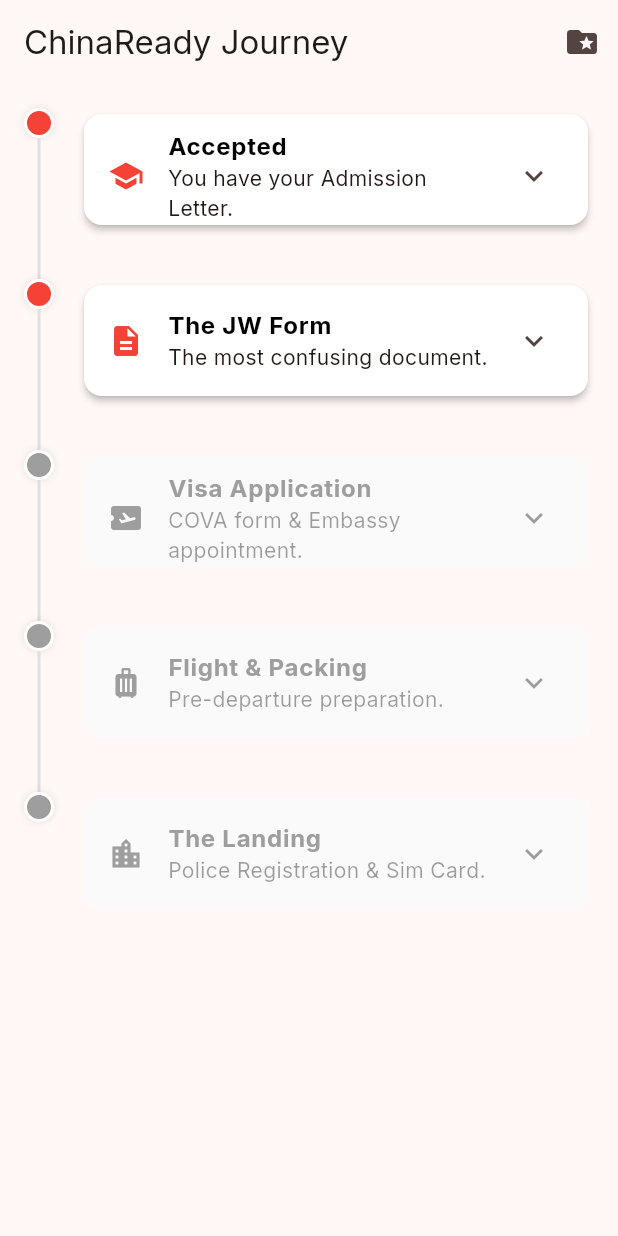
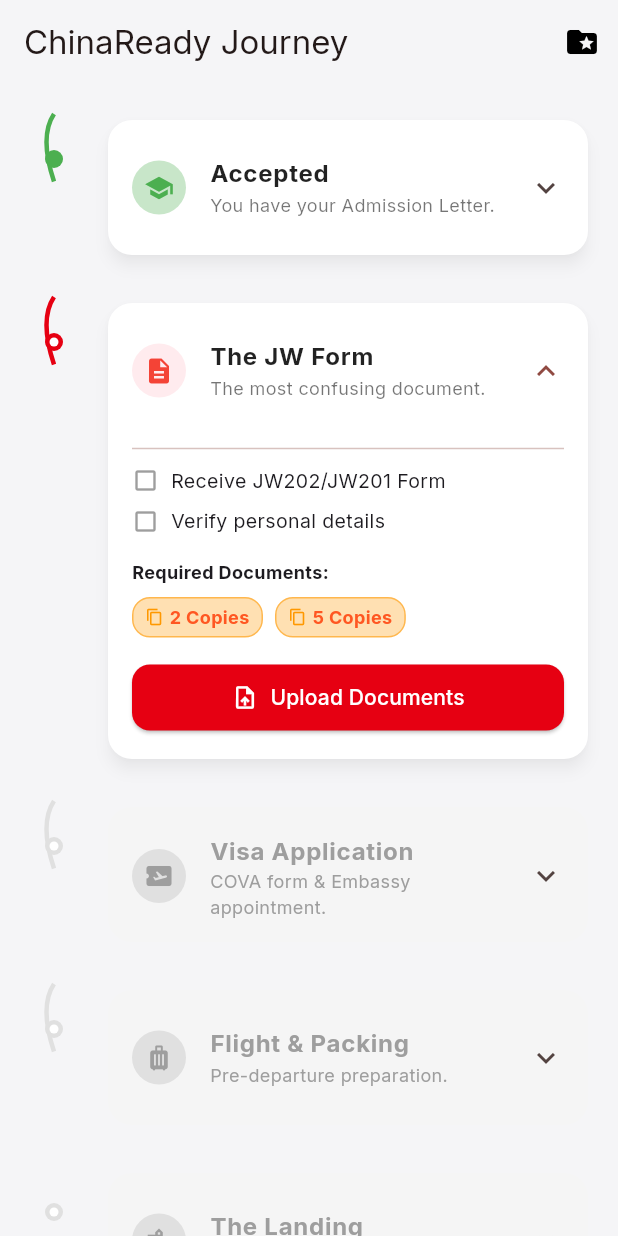
Before and after one commit to alauddinGen-Z/china_ready, a Flutter app: the screen it shows after launch, on a phone screen of 412 x 824 dp. Run offline on Flutter 3.47's test engine with Material 3 defaults, Android fonts, the phone set to English and light mode, and no system bars; our stand-ins replace google_fonts; missing offline and left inert: google_mlkit_text_recognition.

Commit message:
Redesign Journey Map with curved path and animations

```diff
--- a/lib/screens/journey_map_screen.dart
+++ b/lib/screens/journey_map_screen.dart
@@ -11,11 +11,14 @@ class JourneyMapScreen extends StatelessWidget {
   @override
   Widget build(BuildContext context) {
     return Scaffold(
+      backgroundColor: const Color(0xFFF5F5F7), // Light grey background
       appBar: AppBar(
         title: const Text('ChinaReady Journey'),
+        backgroundColor: Colors.transparent,
+        elevation: 0,
         actions: [
           IconButton(
-            icon: const Icon(Icons.folder_special),
+            icon: const Icon(Icons.folder_special, color: Colors.black),
             onPressed: () {
               Navigator.push(
                 context,
@@ -28,92 +31,147 @@ class JourneyMapScreen extends StatelessWidget {
       body: Consumer<JourneyProvider>(
         builder: (context, provider, child) {
           return ListView.builder(
-            padding: const EdgeInsets.all(16),
+            padding: const EdgeInsets.symmetric(horizontal: 16, vertical: 20),
             itemCount: provider.steps.length,
             itemBuilder: (context, index) {
               final step = provider.steps[index];
-              return _buildStepCard(context, step, index == provider.steps.length - 1);
+              final isLast = index == provider.steps.length - 1;
+
+              // Animation delay based on index
+              return TweenAnimationBuilder<double>(
+                tween: Tween(begin: 0.0, end: 1.0),
+                duration: Duration(milliseconds: 500 + (index * 100)),
+                curve: Curves.easeOutQuart,
+                builder: (context, value, child) {
+                  return Transform.translate(
+                    offset: Offset(0, 50 * (1 - value)),
+                    child: Opacity(
+                      opacity: value,
+                      child: child,
+                    ),
+                  );
+                },
+                child: _JourneyStepItem(
+                  step: step,
+                  isLast: isLast,
+                  index: index,
+                ),
+              );
             },
           );
         },
       ),
     );
   }
+}
 
-  Widget _buildStepCard(BuildContext context, JourneyStep step, bool isLast) {
+class _JourneyStepItem extends StatelessWidget {
+  final JourneyStep step;
+  final bool isLast;
+  final int index;
+
+  const _JourneyStepItem({
+    required this.step,
+    required this.isLast,
+    required this.index,
+  });
+
+  @override
+  Widget build(BuildContext context) {
     final isLocked = step.status == JourneyStatus.locked;
+    final isCompleted = step.status == JourneyStatus.completed;
 
     return IntrinsicHeight(
       child: Row(
-        crossAxisAlignment: CrossAxisAlignment.stretch,
+        crossAxisAlignment: CrossAxisAlignment.start,
         children: [
-          // Timeline Line
-          Column(
-            children: [
-              Container(
-                width: 20,
-                height: 20,
-                decoration: BoxDecoration(
-                  shape: BoxShape.circle,
-                  color: isLocked ? Colors.grey : Colors.red,
-                  border: Border.all(color: Colors.white, width: 2),
-                  boxShadow: [
-                    BoxShadow(
-                      color: Colors.black.withOpacity(0.1),
-                      blurRadius: 4,
-                    ),
-                  ],
+          // Custom Timeline Painter
+          SizedBox(
+            width: 40,
+            child: CustomPaint(
+              painter: _TimelinePainter(
+                isLast: isLast,
+                isCompleted: isCompleted,
+                isLocked: isLocked,
               ),
             ),
-              if (!isLast)
-                Expanded(
-                  child: Container(
-                    width: 2,
-                    color: Colors.grey.shade300,
           ),
-                ),
-            ],
-          ),
-          const SizedBox(width: 16),
-          // Content
+          const SizedBox(width: 12),
+          // Card Content
           Expanded(
             child: Padding(
-              padding: const EdgeInsets.only(bottom: 32),
+              padding: const EdgeInsets.only(bottom: 24.0),
               child: Card(
-                elevation: isLocked ? 0 : 2,
-                color: isLocked ? Colors.grey.shade50 : Colors.white,
+                elevation: isLocked ? 0 : 4,
+                shadowColor: Colors.black26,
+                shape: RoundedRectangleBorder(
+                  borderRadius: BorderRadius.circular(16),
+                  side: isLocked ? BorderSide.none : BorderSide.none,
+                ),
+                color: isLocked ? Colors.grey.shade100 : Colors.white,
+                child: Theme(
+                  data: Theme.of(context).copyWith(dividerColor: Colors.transparent),
                   child: ExpansionTile(
-                  enabled: !isLocked,
-                  leading: Icon(
+                    initiallyExpanded: step.status == JourneyStatus.active,
+                    tilePadding: const EdgeInsets.symmetric(horizontal: 16, vertical: 8),
+                    leading: Container(
+                      padding: const EdgeInsets.all(8),
+                      decoration: BoxDecoration(
+                        color: isLocked ? Colors.grey.shade300 : (isCompleted ? Colors.green.shade100 : Colors.red.shade50),
+                        shape: BoxShape.circle,
+                      ),
+                      child: Icon(
                         _getIconForStep(step.id),
-                    color: isLocked ? Colors.grey : Colors.red,
+                        color: isLocked ? Colors.grey : (isCompleted ? Colors.green : Colors.red),
+                        size: 20,
+                      ),
                     ),
                     title: Text(
                       step.title,
                       style: TextStyle(
                         fontWeight: FontWeight.bold,
-                      color: isLocked ? Colors.grey : Colors.black,
+                        fontSize: 16,
+                        color: isLocked ? Colors.grey : Colors.black87,
                       ),
                     ),
-                  subtitle: Text(step.description),
+                    subtitle: Text(
+                      step.description,
+                      style: TextStyle(
+                        fontSize: 12,
+                        color: isLocked ? Colors.grey : Colors.black54,
+                      ),
+                    ),
                     children: [
                       Padding(
-                      padding: const EdgeInsets.all(16),
+                        padding: const EdgeInsets.fromLTRB(16, 0, 16, 16),
                         child: Column(
                           crossAxisAlignment: CrossAxisAlignment.start,
                           children: [
-                          ...step.subTasks.map((task) => CheckboxListTile(
-                            value: false,
-                            onChanged: (v) {},
-                            title: Text(task),
-                            controlAffinity: ListTileControlAffinity.leading,
-                            dense: true,
+                            const Divider(),
+                            ...step.subTasks.map((task) => Padding(
+                              padding: const EdgeInsets.symmetric(vertical: 4),
+                              child: Row(
+                                children: [
+                                  Icon(
+                                    isCompleted ? Icons.check_box : Icons.check_box_outline_blank,
+                                    size: 18,
+                                    color: isCompleted ? Colors.green : Colors.grey,
+                                  ),
+                                  const SizedBox(width: 8),
+                                  Expanded(
+                                    child: Text(
+                                      task,
+                                      style: const TextStyle(fontSize: 13),
+                                    ),
+                                  ),
+                                ],
+                              ),
                             )),
                             if (step.requiredDocuments.isNotEmpty) ...[
-                            const Divider(),
+                              const SizedBox(height: 12),
                               const Text(
                                 'Required Documents:',
-                              style: TextStyle(fontWeight: FontWeight.bold),
+                                style: TextStyle(fontWeight: FontWeight.bold, fontSize: 12),
                               ),
                               const SizedBox(height: 8),
                               Wrap(
@@ -122,6 +180,7 @@ class JourneyMapScreen extends StatelessWidget {
                                 children: step.requiredDocuments.entries.map((e) {
                                   final isUploaded = Provider.of<JourneyProvider>(context).isDocumentUploaded(e.key);
                                   return Stack(
+                                    clipBehavior: Clip.none,
                                     children: [
                                       CopyBadge(
                                         documentName: e.key,
@@ -129,9 +188,9 @@ class JourneyMapScreen extends StatelessWidget {
                                       ),
                                       if (isUploaded)
                                         const Positioned(
-                                        right: 0,
-                                        top: 0,
-                                        child: Icon(Icons.check_circle, size: 12, color: Colors.green),
+                                          right: -4,
+                                          top: -4,
+                                          child: Icon(Icons.check_circle, size: 14, color: Colors.green),
                                         ),
                                     ],
                                   );
@@ -140,17 +199,29 @@ class JourneyMapScreen extends StatelessWidget {
                             ],
                             const SizedBox(height: 16),
                             if (step.status == JourneyStatus.active)
-                            ElevatedButton.icon(
+                              SizedBox(
+                                width: double.infinity,
+                                child: ElevatedButton.icon(
                                   onPressed: () {
                                     _showUploadDialog(context, step);
                                   },
-                              icon: const Icon(Icons.upload_file),
+                                  style: ElevatedButton.styleFrom(
+                                    backgroundColor: const Color(0xFFE60012),
+                                    foregroundColor: Colors.white,
+                                    shape: RoundedRectangleBorder(
+                                      borderRadius: BorderRadius.circular(12),
+                                    ),
+                                    padding: const EdgeInsets.symmetric(vertical: 12),
+                                  ),
+                                  icon: const Icon(Icons.upload_file, size: 18),
                                   label: const Text('Upload Documents'),
+                                ),
                               ),
                           ],
                         ),
                       ),
                     ],
+                  ),
                 ),
               ),
             ),
@@ -165,6 +236,7 @@ class JourneyMapScreen extends StatelessWidget {
       context: context,
       builder: (context) => SimpleDialog(
         title: const Text('Select Document to Upload'),
+        shape: RoundedRectangleBorder(borderRadius: BorderRadius.circular(16)),
         children: step.requiredDocuments.keys.map((docName) {
           return SimpleDialogOption(
             onPressed: () {
@@ -176,7 +248,13 @@ class JourneyMapScreen extends StatelessWidget {
             },
             child: Padding(
               padding: const EdgeInsets.symmetric(vertical: 8),
-              child: Text(docName),
+              child: Row(
+                children: [
+                  const Icon(Icons.insert_drive_file, color: Colors.blue),
+                  const SizedBox(width: 12),
+                  Text(docName),
+                ],
+              ),
             ),
           );
         }).toList(),
@@ -195,3 +273,57 @@ class JourneyMapScreen extends StatelessWidget {
     }
   }
 }
+
+class _TimelinePainter extends CustomPainter {
+  final bool isLast;
+  final bool isCompleted;
+  final bool isLocked;
+
+  _TimelinePainter({
+    required this.isLast,
+    required this.isCompleted,
+    required this.isLocked,
+  });
+
+  @override
+  void paint(Canvas canvas, Size size) {
+    final paint = Paint()
+      ..color = isLocked ? Colors.grey.shade300 : (isCompleted ? Colors.green : const Color(0xFFE60012))
+      ..strokeWidth = 3
+      ..style = PaintingStyle.stroke;
+
+    final centerTop = Offset(size.width / 2, 30); // Center of the icon roughly
+    final centerBottom = Offset(size.width / 2, size.height);
+
+    // Draw the line
+    if (!isLast) {
+      final path = Path();
+      path.moveTo(centerTop.dx, centerTop.dy + 15); // Start below the circle
+
+      // Draw a subtle curve
+      path.quadraticBezierTo(
+        centerTop.dx - 10, // Control point (curve out)
+        (centerTop.dy + centerBottom.dy) / 2,
+        centerBottom.dx,
+        centerBottom.dy
+      );
+
+      canvas.drawPath(path, paint);
+    }
+
+    // Draw the dot (node)
+    final circlePaint = Paint()
+      ..color = isLocked ? Colors.grey.shade300 : (isCompleted ? Colors.green : const Color(0xFFE60012))
+      ..style = PaintingStyle.fill;
+
+    canvas.drawCircle(centerTop, 6, circlePaint);
+
+    // Draw white center for active/locked
+    if (!isCompleted) {
+      canvas.drawCircle(centerTop, 3, Paint()..color = Colors.white);
+    }
+  }
+
+  @override
+  bool shouldRepaint(covariant CustomPainter oldDelegate) => false;
+}
--- /dev/null
+++ b/lib/services/ml_kit_service.dart
@@ -0,0 +1,34 @@
+import 'dart:io';
+import 'package:google_mlkit_text_recognition/google_mlkit_text_recognition.dart';
+
+class MLKitService {
+  final _textRecognizer = TextRecognizer(script: TextRecognitionScript.latin);
+
+  Future<String> extractText(File imageFile) async {
+    final inputImage = InputImage.fromFile(imageFile);
+    final RecognizedText recognizedText = await _textRecognizer.processImage(inputImage);
+    return recognizedText.text;
+  }
+
+  Future<void> close() async {
+    await _textRecognizer.close();
+  }
+
+  // Logic to verify if two texts contain similar names
+  // Returns true if a reasonable match is found
+  bool verifyNamesMatch(String text1, String text2) {
+    // Simple normalization: lowercase, remove extra spaces
+    final normalized1 = text1.toLowerCase().replaceAll(RegExp(r'\s+'), ' ');
+    final normalized2 = text2.toLowerCase().replaceAll(RegExp(r'\s+'), ' ');
+
+    // Split into words (tokens)
+    final tokens1 = normalized1.split(' ').where((t) => t.length > 2).toSet();
+    final tokens2 = normalized2.split(' ').where((t) => t.length > 2).toSet();
+
+    // Check intersection
+    final commonTokens = tokens1.intersection(tokens2);
+
+    // If at least 2 significant name parts match (e.g. "John" and "Smith"), pass.
+    return commonTokens.length >= 2;
+  }
+}
--- a/pubspec.yaml
+++ b/pubspec.yaml
@@ -14,6 +14,11 @@ dependencies:
   provider: ^6.0.5
   intl: ^0.18.1
   flutter_svg: ^2.0.9
+  firebase_core: ^2.24.2
+  firebase_storage: ^11.6.0
+  google_mlkit_text_recognition: ^0.11.0
+  image_picker: ^1.0.7
+  path_provider: ^2.1.2
 
 dev_dependencies:
   flutter_test:
```
Lines whose indentation alone changed are shown as unchanged.
